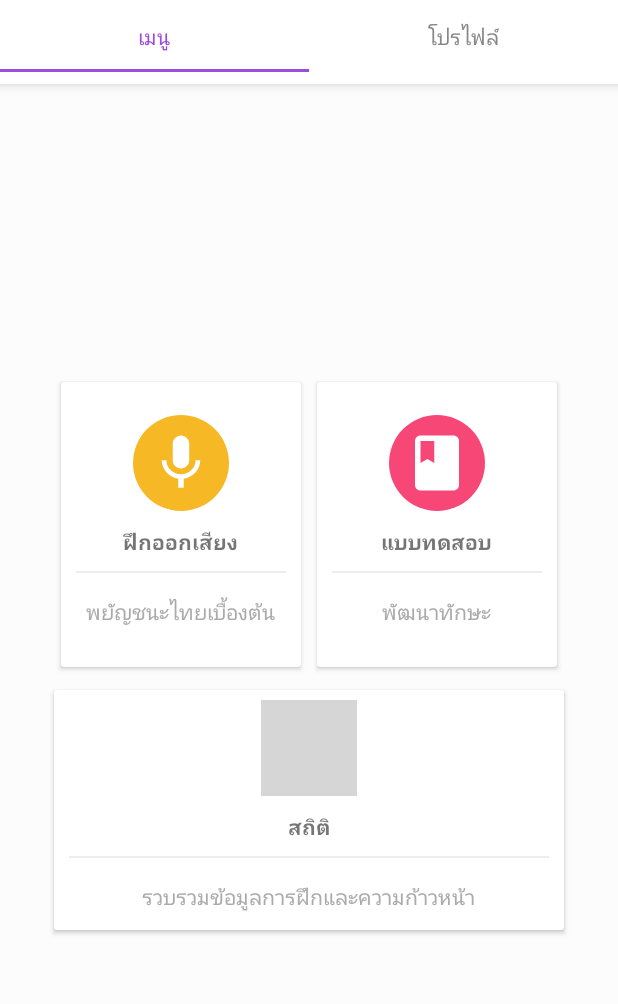
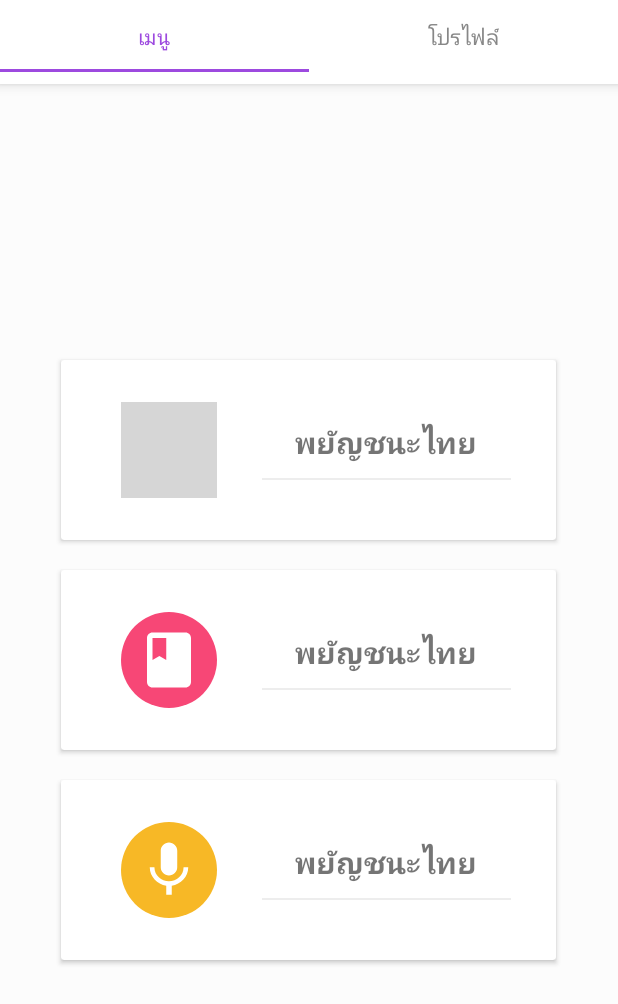
Before and after one commit to Bawornpat/FinalProject, an Android app: the Tab1 screen opened directly, with no data from a screen before it, on a phone screen of 412 x 824 dp. Shown: the top 1004 px of the screen. Run offline under Robolectric (Android 15) with nearby library versions, the phone set to English and light mode, and no system bars; grey boxes are pictures that could not be loaded.

Commit message:
1/20/2018 3:15PM

```diff
--- a/app/src/main/java/com/ssru/afinal/ldlearning/LoginActivity.java
+++ b/app/src/main/java/com/ssru/afinal/ldlearning/LoginActivity.java
@@ -138,8 +138,8 @@ public class LoginActivity extends AppCompatActivity {
             /*----------------------------------------------------------------------------------------------------------*/
 
             /** Check  **/
-            int i,y;
-            for (i = 0 ,y=0; i < username.size(); i++) {
+            int i;
+            for (i = 0 ; i < username.size(); i++) {
 
                 if (username.get(i).equals(user) == true) {
                     userCheck = true;
--- a/app/src/main/java/com/ssru/afinal/ldlearning/Tab1.java
+++ b/app/src/main/java/com/ssru/afinal/ldlearning/Tab1.java
@@ -54,9 +54,9 @@ public class Tab1 extends Fragment {
 
         View v = inflater.inflate(R.layout.fragment_tab1, container, false);
 
-            Speak = (CardView) v.findViewById(R.id.cardspeak);
-            Practice = (CardView) v.findViewById(R.id.cardpractice);
-            Stat = (CardView) v.findViewById(R.id.cardstat);
+            Speak = (CardView) v.findViewById(R.id.card_one);
+            Practice = (CardView) v.findViewById(R.id.card_two);
+            Stat = (CardView) v.findViewById(R.id.card_three);
 
             Speak.setOnClickListener(new View.OnClickListener() {
                 @Override
--- a/app/src/main/res/layout/fragment_tab1.xml
+++ b/app/src/main/res/layout/fragment_tab1.xml
@@ -9,7 +9,6 @@
     android:padding="10dp"
     >
 
-    <!-- TODO: Update blank fragment layout -->
     <LinearLayout
         android:clipToPadding="false"
         android:gravity="center"
@@ -17,32 +16,47 @@
         android:layout_width="match_parent"
         android:layout_height="wrap_content">
 
+
         <android.support.v7.widget.CardView
-            android:id="@+id/cardspeak"
-            android:layout_width="160dp"
-            android:layout_height="190dp"
-            android:layout_margin="5dp"
+            android:id="@+id/card_one"
+            android:layout_width="330dp"
+            android:layout_height="120dp"
+            android:layout_margin="10dp"
             android:clickable="true"
             android:foreground="?android:attr/selectableItemBackground">
 
+
             <LinearLayout
+
                 android:layout_width="match_parent"
                 android:layout_height="match_parent"
                 android:gravity="center"
-                android:orientation="vertical">
+                android:layout_margin="20dp"
+                android:orientation="horizontal"
+                >
 
                 <ImageView
                     android:layout_width="64dp"
                     android:layout_height="64dp"
-                    android:background="@drawable/cerclebackgroundyello"
+                    android:background="@drawable/cerclebackgroundgreen"
                     android:padding="10dp"
-                    android:src="@drawable/ic_mic" />
+                    android:layout_margin="20dp"
+                    android:src="@drawable/ic_assessment" />
 
+                <LinearLayout
+
+                    android:layout_width="match_parent"
+                    android:layout_height="match_parent"
+                    android:gravity="center"
+
+                    android:orientation="vertical"
+                    >
                     <TextView
                         android:layout_width="wrap_content"
                         android:layout_height="wrap_content"
                         android:layout_marginTop="10dp"
-                    android:text="ฝึกออกเสียง"
+                        android:text="พยัญชนะไทย"
+                        android:textSize="20dp"
                         android:textStyle="bold" />
 
                     <View
@@ -51,57 +65,7 @@
                         android:layout_margin="10dp"
                         android:background="@color/lightgray" />
 
-                <TextView
-                    android:layout_width="wrap_content"
-                    android:layout_height="wrap_content"
-                    android:gravity="center"
-                    android:padding="5dp"
-                    android:text="พยัญชนะไทยเบื้องต้น"
-                    android:textColor="@android:color/darker_gray" />
                 </LinearLayout>
-        </android.support.v7.widget.CardView>
-
-        <android.support.v7.widget.CardView
-            android:id="@+id/cardpractice"
-            android:layout_width="160dp"
-            android:layout_height="190dp"
-            android:layout_margin="5dp"
-            android:clickable="true"
-            android:foreground="?android:attr/selectableItemBackground">
-
-            <LinearLayout
-                android:layout_width="match_parent"
-                android:layout_height="match_parent"
-                android:gravity="center"
-                android:orientation="vertical">
-
-                <ImageView
-                    android:layout_width="64dp"
-                    android:layout_height="64dp"
-                    android:background="@drawable/cerclebackgroundpink"
-                    android:padding="10dp"
-                    android:src="@drawable/ic_book" />
-
-                <TextView
-                    android:layout_width="wrap_content"
-                    android:layout_height="wrap_content"
-                    android:layout_marginTop="10dp"
-                    android:text="แบบทดสอบ"
-                    android:textStyle="bold" />
-
-                <View
-                    android:layout_width="match_parent"
-                    android:layout_height="1dp"
-                    android:layout_margin="10dp"
-                    android:background="@color/lightgray" />
-
-                <TextView
-                    android:layout_width="wrap_content"
-                    android:layout_height="wrap_content"
-                    android:gravity="center"
-                    android:padding="5dp"
-                    android:text="พัฒนาทักษะ"
-                    android:textColor="@android:color/darker_gray" />
 
             </LinearLayout>
         </android.support.v7.widget.CardView>
@@ -112,37 +76,49 @@
         android:gravity="center"
         android:orientation="horizontal"
         android:layout_width="match_parent"
-        android:layout_height="wrap_content"
+        android:layout_height="wrap_content">
 
-        >
 
         <android.support.v7.widget.CardView
-            android:id="@+id/cardstat"
-            android:layout_width="340dp"
-            android:layout_height="160dp"
+            android:id="@+id/card_two"
+            android:layout_width="330dp"
+            android:layout_height="120dp"
             android:layout_margin="10dp"
             android:clickable="true"
             android:foreground="?android:attr/selectableItemBackground">
+
 
             <LinearLayout
 
                 android:layout_width="match_parent"
                 android:layout_height="match_parent"
                 android:gravity="center"
-                android:orientation="vertical">
+                android:layout_margin="20dp"
+                android:orientation="horizontal"
+                >
 
                 <ImageView
                     android:layout_width="64dp"
                     android:layout_height="64dp"
-                    android:background="@drawable/cerclebackgroundgreen"
+                    android:layout_margin="20dp"
+                    android:background="@drawable/cerclebackgroundpink"
                     android:padding="10dp"
-                    android:src="@drawable/ic_assessment" />
+                    android:src="@drawable/ic_book"/>
 
+                <LinearLayout
+
+                    android:layout_width="match_parent"
+                    android:layout_height="match_parent"
+                    android:gravity="center"
+
+                    android:orientation="vertical"
+                    >
                     <TextView
                         android:layout_width="wrap_content"
                         android:layout_height="wrap_content"
                         android:layout_marginTop="10dp"
-                    android:text="สถิติ"
+                        android:text="พยัญชนะไทย"
+                        android:textSize="20dp"
                         android:textStyle="bold" />
 
                     <View
@@ -151,17 +127,62 @@
                         android:layout_margin="10dp"
                         android:background="@color/lightgray" />
 
+                </LinearLayout>
+
+            </LinearLayout>
+        </android.support.v7.widget.CardView>
+    </LinearLayout>
+
+    <android.support.v7.widget.CardView
+        android:id="@+id/card_three"
+        android:layout_width="330dp"
+        android:layout_height="120dp"
+        android:layout_margin="10dp"
+        android:clickable="true"
+        android:foreground="?android:attr/selectableItemBackground">
+
+
+        <LinearLayout
+
+            android:layout_width="match_parent"
+            android:layout_height="match_parent"
+            android:gravity="center"
+            android:layout_margin="20dp"
+            android:orientation="horizontal"
+            >
+
+            <ImageView
+                android:layout_width="64dp"
+                android:layout_height="64dp"
+                android:layout_margin="20dp"
+                android:background="@drawable/cerclebackgroundyello"
+                android:padding="10dp"
+                android:src="@drawable/ic_mic"  />
+
+            <LinearLayout
+
+                android:layout_width="match_parent"
+                android:layout_height="match_parent"
+                android:gravity="center"
+
+                android:orientation="vertical"
+                >
                 <TextView
                     android:layout_width="wrap_content"
                     android:layout_height="wrap_content"
-                    android:gravity="center"
-                    android:padding="5dp"
-                    android:text="รวบรวมข้อมูลการฝึกและความก้าวหน้า"
-                    android:textColor="@android:color/darker_gray" />
+                    android:layout_marginTop="10dp"
+                    android:text="พยัญชนะไทย"
+                    android:textSize="20dp"
+                    android:textStyle="bold" />
+
+                <View
+                    android:layout_width="match_parent"
+                    android:layout_height="1dp"
+                    android:layout_margin="10dp"
+                    android:background="@color/lightgray" />
+
+            </LinearLayout>
 
         </LinearLayout>
     </android.support.v7.widget.CardView>
-
-
 </LinearLayout>
-</LinearLayout>
```
Lines whose indentation alone changed are shown as unchanged.
